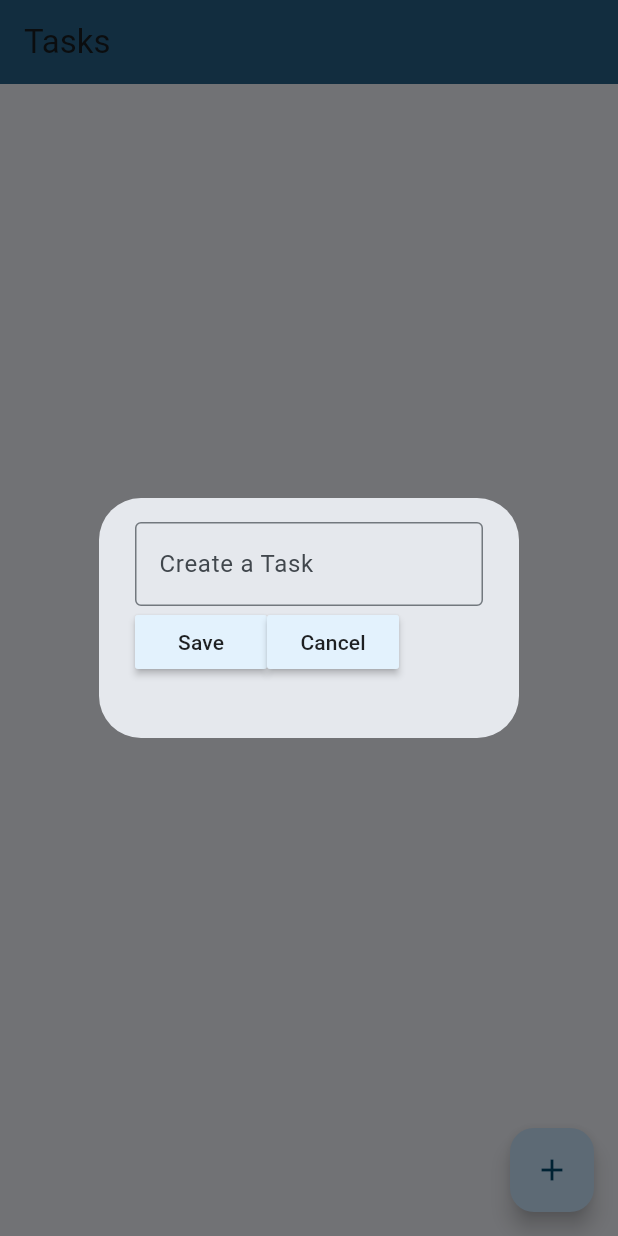
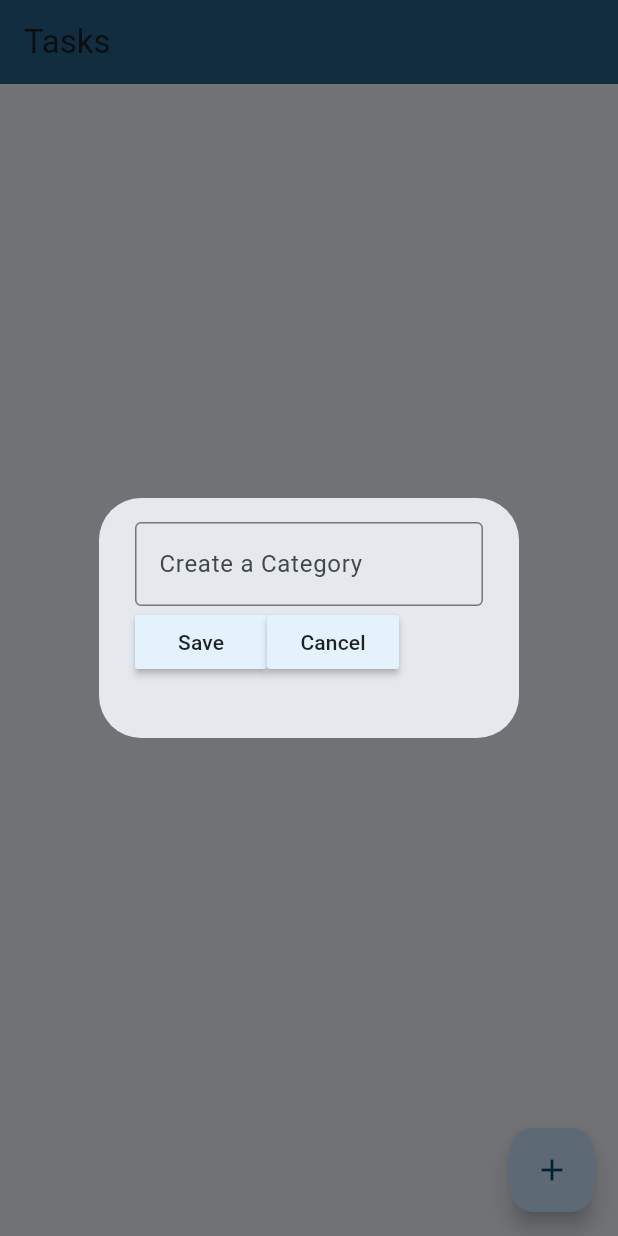
Before and after one commit to BoberMateusz/Dam, a Flutter app: the screen it shows after launch, after a tap on the "add" icon, on a phone screen of 412 x 824 dp. Run offline on Flutter 3.47's test engine with Material 3 defaults, Android fonts, the phone set to English and light mode, and no system bars; our stand-ins replace objectbox; generated files the repository leaves out were written again.

Commit message:
now category is created from main button

```diff
--- a/lib/database/objectbox.dart
+++ b/lib/database/objectbox.dart
@@ -12,7 +12,7 @@ class ObjectBox {
   static Future<ObjectBox> create() async {
     final docsDir = await getApplicationDocumentsDirectory();
     // Future<Store> openStore() { } is defined in the generated objectbox.g.dart.
-    final store = await openStore(directory: p.join(docsDir.path, "obx-example"));
+    final store = await openStore(directory: p.join(docsDir.path, "obx-example2"));
     return ObjectBox._create(store);
   }
 }
--- a/lib/main.dart
+++ b/lib/main.dart
@@ -1,4 +1,6 @@
 import 'package:dam/database/objectbox.dart';
+import 'package:dam/pages/cat_page.dart';
+import 'package:dam/repositories/category_repository.dart';
 import 'package:dam/repositories/task_repository.dart';
 import 'package:flutter/material.dart';
 import 'package:dam/pages/tasks_page.dart';
@@ -26,7 +28,10 @@ class MyApp extends StatelessWidget {
       theme: ThemeData(
         colorScheme: ColorScheme.fromSeed(seedColor: Colors.lightBlue),
       ),
-      home: TasksPage(taskRepository: TaskRepository(objectbox),),
+      //home: TasksPage(taskRepository: TaskRepository(objectbox),),
+      home: TasksPage2(categoryRepository: CategoryRepository(objectbox),),
     );
   }
 }
+
+//todo: flutter pub run build_runner build --delete-conflicting-outputs
--- /dev/null
+++ b/lib/models/category/category_model.dart
@@ -0,0 +1,18 @@
+import 'package:objectbox/objectbox.dart';
+
+import '../task/task_model.dart';
+
+@Entity()
+class Category {
+  @Id()
+  int id = 0;
+  String name;
+
+  @Backlink('category')
+  final tasks = ToMany<Task>();
+
+  Category({
+    this.id = 0,
+    required this.name,
+  });
+}
--- a/lib/models/task/task_model.dart
+++ b/lib/models/task/task_model.dart
@@ -1,3 +1,4 @@
+import 'package:dam/models/category/category_model.dart';
 import 'package:objectbox/objectbox.dart';
 
 @Entity()
@@ -6,6 +7,7 @@ class Task {
   int id = 0;
   String name;
   bool isCompleted;
+  final category = ToOne<Category>();
 
   Task({
     this.id = 0,
--- a/lib/models/task/task_widget.dart
+++ b/lib/models/task/task_widget.dart
@@ -7,7 +7,6 @@ import '../../util/dialog_box.dart';
 
 
 class TaskWidget extends StatefulWidget {
-
   final Task task;
   final Function(Task task) deleteFromList;
 
--- /dev/null
+++ b/lib/pages/cat_page.dart
@@ -0,0 +1,90 @@
+
+
+import 'package:dam/models/category/category_widget.dart';
+import 'package:dam/repositories/category_repository.dart';
+import 'package:dam/util/dialog_box.dart';
+import 'package:flutter/material.dart';
+
+import '../models/category/category_model.dart';
+
+class TasksPage2 extends StatefulWidget {
+  final CategoryRepository categoryRepository;
+
+  const TasksPage2({super.key, required this.categoryRepository});
+
+  @override
+  State<TasksPage2> createState() => _TasksPage2State();
+}
+
+class _TasksPage2State extends State<TasksPage2> {
+  late List<Category> categories;
+
+  @override
+  void initState() {
+    super.initState();
+    _loadCategories();
+  }
+
+  void _loadCategories() {
+    setState(() {
+      categories = widget.categoryRepository.getAll();
+    });
+  }
+
+  void deleteCategory(Category category) {
+    setState(() {
+      categories.remove(category);
+    });
+  }
+
+
+
+  final _controller = TextEditingController();
+
+  void resetState() {
+    setState(() {
+      categories;
+    });
+  }
+
+
+  void createCategoryOnPressed(text) {
+    Category category = Category(name: text);
+    categories.add(category);
+    resetState();
+    widget.categoryRepository.add(category);
+  }
+
+  void createNewCategory() {
+    showDialog(
+      context: context,
+      builder: (context) {
+        return DialogBox(
+          controller: _controller,
+          onPressed: createCategoryOnPressed,
+          hintText: "Create a Category",
+        );
+      },
+    );
+  }
+
+  @override
+  Widget build(BuildContext context) {
+    return Scaffold(
+        appBar: AppBar(
+          backgroundColor: Theme.of(context).primaryColor,
+          title: Text("Tasks"),
+        ),
+        floatingActionButton: FloatingActionButton(
+          onPressed: createNewCategory,
+          child: Icon(Icons.add),
+        ),
+        body: ListView.builder(
+          scrollDirection: Axis.vertical,
+          itemBuilder: (context, index) => CategoryWidget(category: categories[index]) , itemCount: categories.length,
+
+
+        )
+    );
+  }
+}
--- a/lib/pages/tasks_page.dart
+++ b/lib/pages/tasks_page.dart
@@ -63,7 +63,7 @@ class _TasksPageState extends State<TasksPage> {
             onPressed: createOnPressed,
             hintText: "Create a Task",
         );
-    },
+      },
     );
   }
 
--- /dev/null
+++ b/lib/repositories/category_repository.dart
@@ -0,0 +1,56 @@
+import 'package:dam/models/category/category_model.dart';
+import 'package:objectbox/objectbox.dart';
+import '../database/objectbox.dart';
+import 'dao.dart';
+
+
+class CategoryRepository implements DAO<Category> {
+  final ObjectBox _objectBox; // Store the ObjectBox instance
+  late final Box<Category> categoryBox; // The box for your Task entity
+
+  // Constructor that accepts ObjectBox
+  CategoryRepository(this._objectBox) {
+    categoryBox = _objectBox.store.box<Category>(); // Initialize the box
+  }
+
+  @override
+  int add(Category category) {
+    return categoryBox.put(category);
+  }
+
+  @override
+  Category? getById(int id) {
+    return categoryBox.get(id);
+  }
+
+  @override
+  List<Category> getAll() {
+    return categoryBox.getAll();
+  }
+
+  @override
+  Stream<List<Category>> watchAll() {
+    // Example of a reactive query
+    return categoryBox.query().watch(triggerImmediately: true).map((query) => query.find());
+  }
+
+  @override
+  int update(Category category) {
+    return categoryBox.put(category);
+  }
+
+  @override
+  bool delete(int id) {
+    return categoryBox.remove(id);
+  }
+
+
+
+  // // Add more specific query methods as needed
+//   // Task? getTaskByName(String name) {
+//   //   final query = taskBox.query(Task.name.equals(name)).build();
+//   //   final user = query.findFirst();
+//   //   query.close();
+//   //   return user;
+//   // }
+}
```
Also changed, not shown: lib/database/objectbox-model.json (+35 -8 lines), lib/models/category/category_widget.dart (added, +41 -0 lines), lib/database/objectbox.g.dart.
